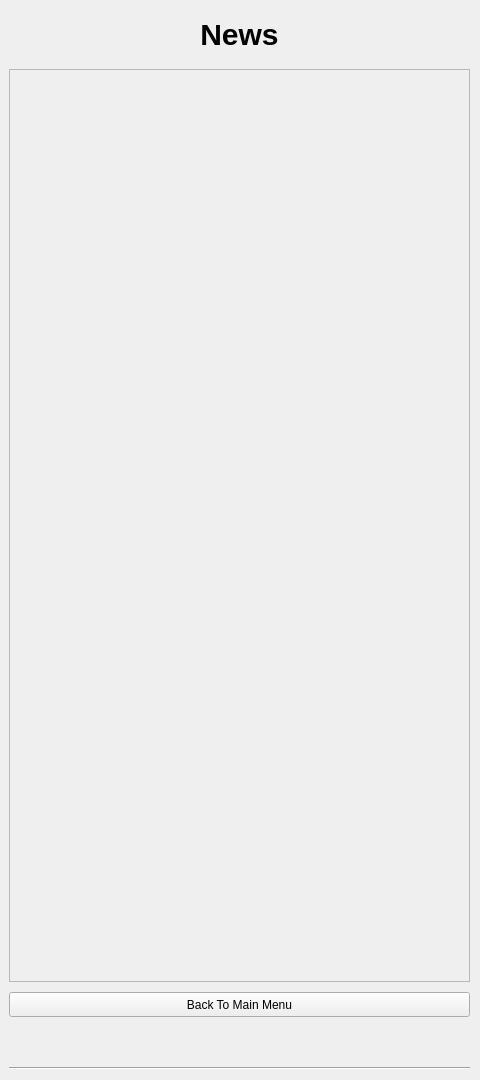
First picture: the form in newspage.ui, repository JforJake/GameLauncher, before the edit.
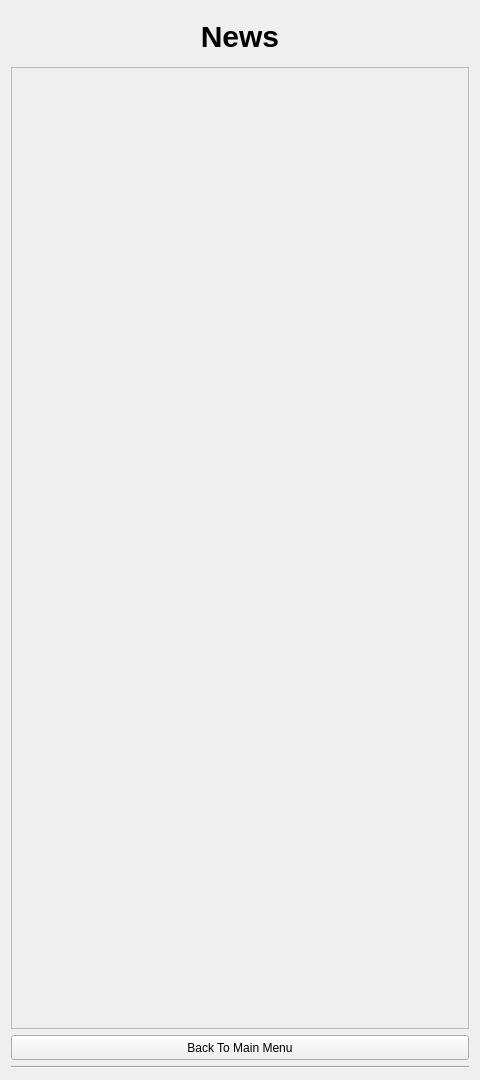
Second picture: the form after the edit.

What changed in the file:
```diff
--- a/newspage.ui
+++ b/newspage.ui
@@ -25,31 +25,7 @@
   <property name="windowTitle">
    <string>Form</string>
   </property>
-  <widget class="QWidget" name="verticalLayoutWidget">
-   <property name="geometry">
-    <rect>
-     <x>-1</x>
-     <y>-1</y>
-     <width>481</width>
-     <height>1081</height>
-    </rect>
-   </property>
-   <layout class="QVBoxLayout" name="verticalLayout">
-    <property name="spacing">
-     <number>10</number>
-    </property>
-    <property name="leftMargin">
-     <number>10</number>
-    </property>
-    <property name="topMargin">
-     <number>10</number>
-    </property>
-    <property name="rightMargin">
-     <number>10</number>
-    </property>
-    <property name="bottomMargin">
-     <number>10</number>
-    </property>
+  <layout class="QVBoxLayout" name="verticalLayout_2">
     <item>
      <widget class="QLabel" name="NewsLabel">
       <property name="minimumSize">
@@ -84,6 +60,12 @@
     </item>
     <item>
      <widget class="QScrollArea" name="scrollArea">
+     <property name="sizePolicy">
+      <sizepolicy hsizetype="Expanding" vsizetype="Expanding">
+       <horstretch>0</horstretch>
+       <verstretch>0</verstretch>
+      </sizepolicy>
+     </property>
       <property name="minimumSize">
        <size>
         <width>340</width>
@@ -96,16 +78,22 @@
         <height>9885</height>
        </size>
       </property>
+     <property name="sizeAdjustPolicy">
+      <enum>QAbstractScrollArea::SizeAdjustPolicy::AdjustToContents</enum>
+     </property>
       <property name="widgetResizable">
        <bool>true</bool>
       </property>
+     <property name="alignment">
+      <set>Qt::AlignmentFlag::AlignCenter</set>
+     </property>
       <widget class="QWidget" name="scrollAreaWidgetContents">
        <property name="geometry">
         <rect>
          <x>0</x>
          <y>0</y>
-         <width>459</width>
-         <height>901</height>
+        <width>460</width>
+        <height>964</height>
         </rect>
        </property>
       </widget>
@@ -126,30 +114,22 @@
        </size>
       </property>
       <property name="styleSheet">
-       <string notr="true">background-color: palette(Button);
-color: palette(ButtonText);</string>
+      <string notr="true">QPushButton {
+	background-color: palette(Button);
+	color: palette(ButtonText);
+}
+
+QPushButton:hover {
+	background: palette(Midlight);
+	color: white
+}
+</string>
       </property>
       <property name="text">
        <string>Back To Main Menu</string>
       </property>
      </widget>
     </item>
-    <item>
-     <spacer name="verticalSpacer">
-      <property name="orientation">
-       <enum>Qt::Orientation::Vertical</enum>
-      </property>
-      <property name="sizeType">
-       <enum>QSizePolicy::Policy::Maximum</enum>
-      </property>
-      <property name="sizeHint" stdset="0">
-       <size>
-        <width>20</width>
-        <height>40</height>
-       </size>
-      </property>
-     </spacer>
-    </item>
     <item>
      <widget class="Line" name="line">
       <property name="orientation">
@@ -158,7 +138,6 @@
      </widget>
     </item>
    </layout>
-  </widget>
  </widget>
  <resources/>
  <connections/>
```
Lines whose indentation alone changed are shown as unchanged.
